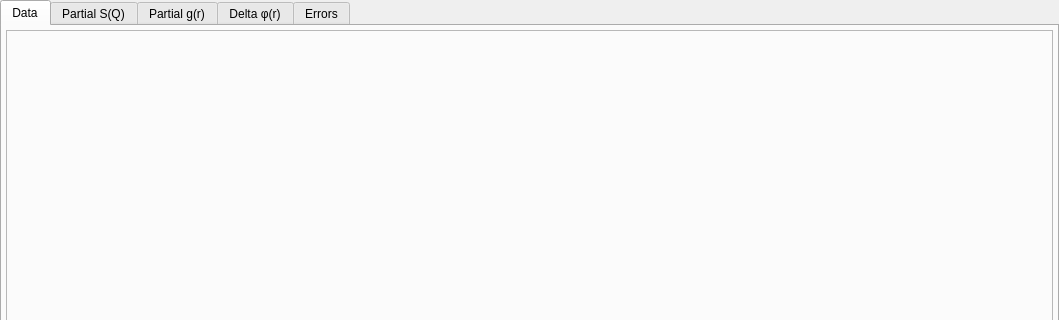
Above: src/modules/refine/gui/modulewidget.ui from disorderedmaterials/dissolve before the change; both pictures show x 0 to 1059 and y 0 to 320 of the 1059 by 745 pixel window. Below: the same form after it.
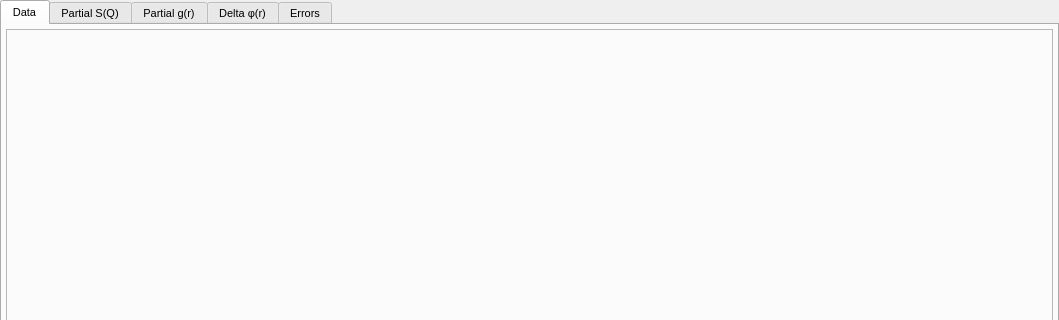
That is the form after the change.

Commit message: Tweaked font in RefineModule widget.

Diff of the .ui file:
```diff
--- a/src/modules/refine/gui/modulewidget.ui
+++ b/src/modules/refine/gui/modulewidget.ui
@@ -18,7 +18,7 @@
   </property>
   <property name="font">
    <font>
-    <pointsize>9</pointsize>
+    <pointsize>8</pointsize>
    </font>
   </property>
   <property name="windowTitle">
@@ -44,7 +44,7 @@
     <widget class="QTabWidget" name="Tabs">
      <property name="font">
       <font>
-       <pointsize>9</pointsize>
+       <pointsize>8</pointsize>
       </font>
      </property>
      <property name="currentIndex">
```
